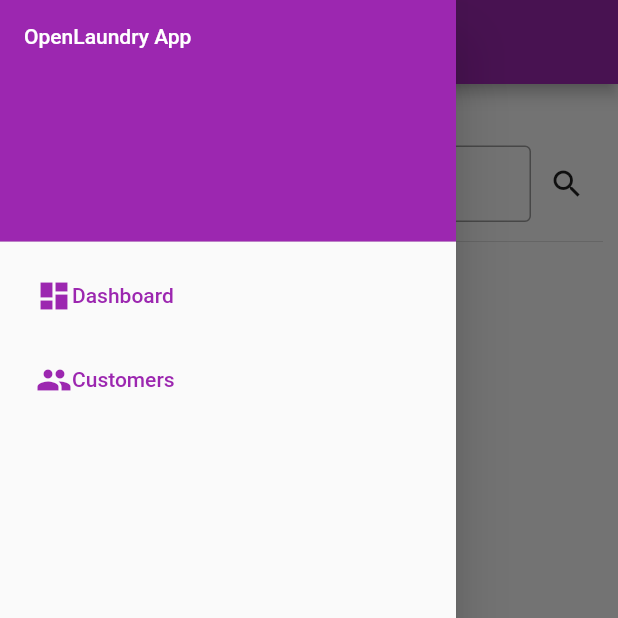
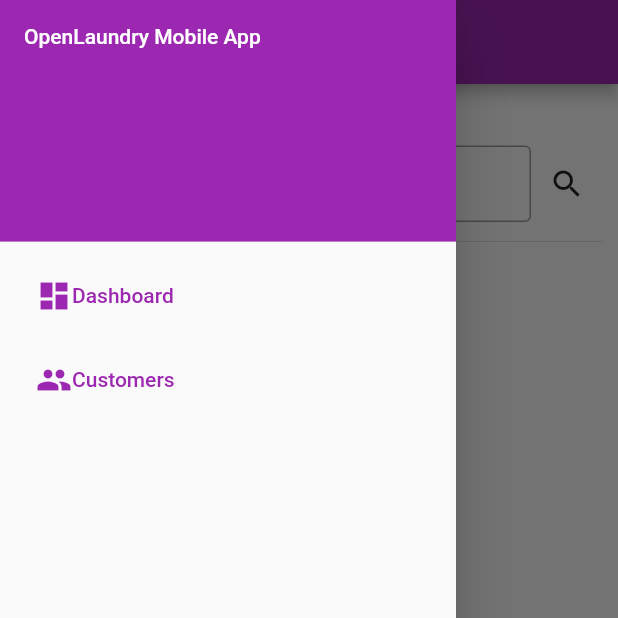
Before and after one commit to Rayendraa/openlaundry-mobile, a Flutter app: the screen it shows after launch, with the side drawer open, on a phone screen of 412 x 824 dp, the top half of it. Run offline on Flutter 3.47's test engine with Material 2 defaults, Android fonts, the phone set to English and light mode, and no system bars; our stand-ins replace date_time_picker, shared_preferences; accounts and stored records are empty.

Commit message:
change openlaundry app to openlaundry mobile app

```diff
--- a/lib/main_component.dart
+++ b/lib/main_component.dart
@@ -32,7 +32,7 @@ class _MainComponentState extends State<MainComponent> {
             DrawerHeader(
                 decoration: BoxDecoration(color: Colors.purple),
                 child: Text(
-                  'OpenLaundry App',
+                  'OpenLaundry Mobile App',
                   style: TextStyle(color: Colors.white),
                 )),
             Consumer<AppState>(
--- a/pubspec.yaml
+++ b/pubspec.yaml
@@ -15,7 +15,7 @@ publish_to: 'none' # Remove this line if you wish to publish to pub.dev
 # In iOS, build-name is used as CFBundleShortVersionString while build-number used as CFBundleVersion.
 # Read more about iOS versioning at
 # https://developer.apple.com/library/archive/documentation/General/Reference/InfoPlistKeyReference/Articles/CoreFoundationKeys.html
-version: 1.0.1+2
+version: 1.0.2+3
 
 environment:
   sdk: '>=2.12.0 <3.0.0'
```
